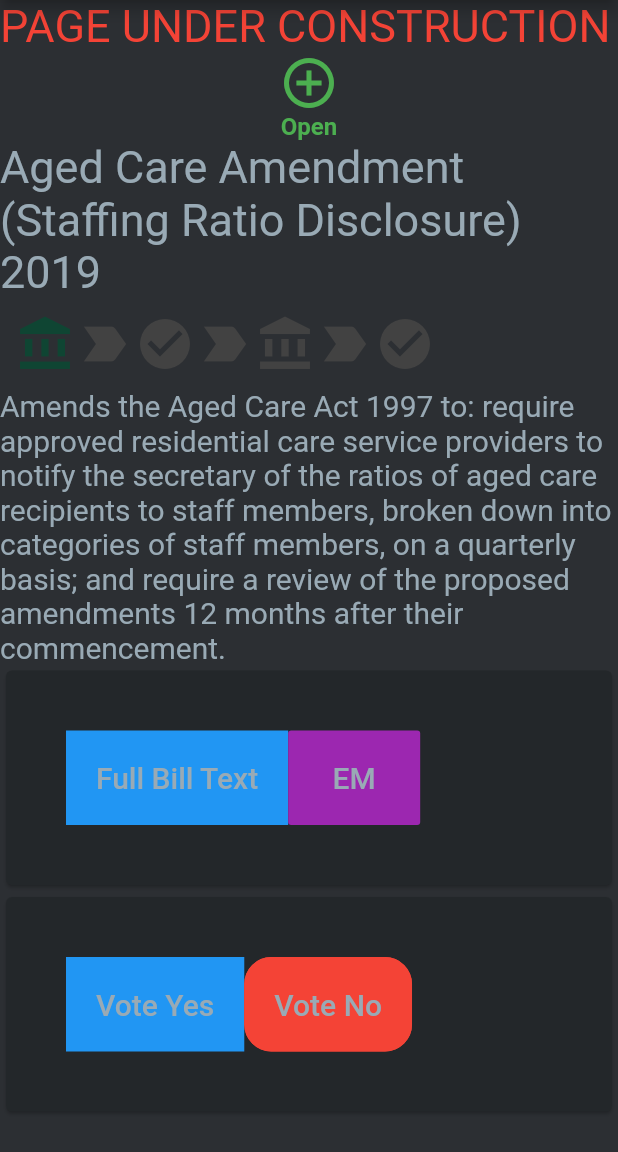
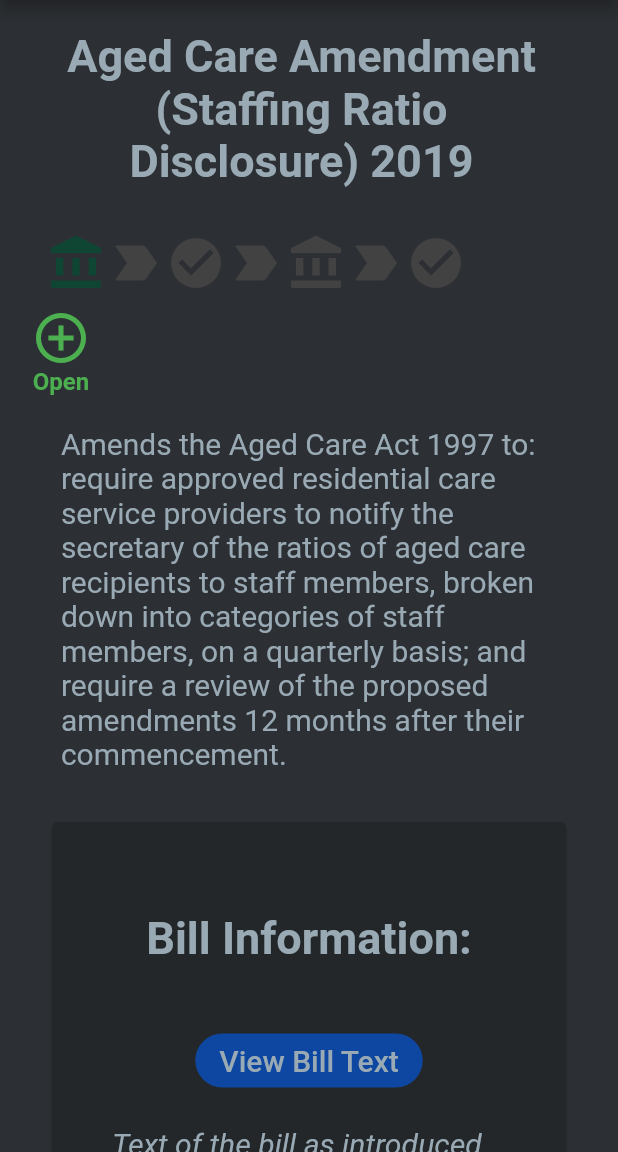
Before and after one commit to voteflux/digipol, a Flutter app: the screen it shows after launch, after a tap on "Voted", on a phone screen of 412 x 824 dp, the part 84-1236 px from its top. Run offline on Flutter 3.47's test engine with Material 2 defaults, Android fonts, the phone set to English and light mode, and no system bars; missing offline and left inert: pdf_viewer_plugin; network calls fail.

Commit message:
Format Bills page

```diff
--- a/lib/all_bills.dart
+++ b/lib/all_bills.dart
@@ -46,7 +46,6 @@ class BillWidget extends StatelessWidget {
           shape: RoundedRectangleBorder(borderRadius: BorderRadius.circular(15.0)),
           margin: EdgeInsets.symmetric(horizontal: 20, vertical: 20),
           elevation: 5.0,
-          shadowColor: Colors.black,
           color: appColors.card,
           child: InkWell(
               splashColor: Colors.blue.withAlpha(30),
@@ -115,7 +114,6 @@ class BillsMessageWidget extends StatelessWidget {
           shape: RoundedRectangleBorder(borderRadius: BorderRadius.circular(15.0)),
           margin: EdgeInsets.symmetric(horizontal: 0, vertical: 40),
           elevation: 5.0,
-          shadowColor: Colors.black,
           color: appColors.card,
           child: Container(
               padding: EdgeInsets.all(20),
--- a/lib/all_issues.dart
+++ b/lib/all_issues.dart
@@ -40,7 +40,6 @@ class BillWidget extends StatelessWidget {
             shape: RoundedRectangleBorder(borderRadius: BorderRadius.circular(15.0)),
             margin: EdgeInsets.symmetric(horizontal: 20, vertical: 20),
             elevation: 5.0,
-            shadowColor: Colors.black,
             color: appColors.background,
             child: InkWell(
                 splashColor: Colors.blue.withAlpha(30),
--- a/lib/bill.dart
+++ b/lib/bill.dart
@@ -15,113 +15,227 @@ class BillPage extends StatelessWidget {
 
   @override
   Widget build(BuildContext context) {
+    double c_width = MediaQuery.of(context).size.width*0.9;
+    if (c_width > 1200){
+      c_width = 1200;
+    }
     return Scaffold(
       backgroundColor: appColors.background,
       appBar: AppBar(
         backgroundColor: appColors.mainTheme,
         title: Text('Vote on Bill'),
       ),
-      body: Container(
-        child: Center(
+      body: Center(
+        child: Container(
+          width: c_width,
+
           child: ListView(
             children: <Widget>[
-              Text(
-                "PAGE UNDER CONSTRUCTION",
-                style: TextStyle(fontSize: 30, color: Colors.red),
+              Container(
+                  width: c_width*0.8,
+                  padding: EdgeInsets.fromLTRB(10,20,20,20),
+                  child: Wrap(
+                    children: <Widget>[
+                      Text(
+                        data["Short Title"],
+                        style: TextStyle(fontSize: 30, color: appColors.text, fontWeight: FontWeight.w700,),
+                        textAlign: TextAlign.center,
 
+                      ),
+                    ],
+                  )
               ),
-              VotingStatusWidget(billsMap: data, voted: false, size: 40),
+
+              Wrap(
+                children: <Widget>[
+                  HouseIconsWidget(billsMap: data, size: 40),
+                  VotingStatusWidget(billsMap: data, voted: false, size: 40),
+
+                ],
+              ),
+
+              Container(
+                width: 1200,
+                padding: EdgeInsets.all(20),
+                child: Text(
+                  data["Summary"],
+                  style: TextStyle(fontSize: 20, color: appColors.text),
+                ),
+              ),
+              BillInfoWidget(billText: data["text link pdf"], billEM: data["em link pdf"],),
+              VoteWidget(data: data,),
+
+            ],
+          ),
+        ),
+        ),
+    );
+  }
+}
 
 
-              Text(
-                data["Short Title"],
-                style: TextStyle(fontSize: 30, color: appColors.text),
+class BillInfoWidget extends StatelessWidget {
 
+  String billText;
+  String billEM;
+  BillInfoWidget({
+    Key key,
+    @required this.billText,
+    @required this.billEM,
+
+  }) : super(key: key);
+
+  @override
+  Widget build(BuildContext context) {
+    return Center(
+      child: Container(
+        width: 1200,
+        padding: EdgeInsets.all(10),
+        child: Card(
+          color: appColors.card,
+          child: Container(
+            margin: EdgeInsets.all(20),
+              padding: EdgeInsets.symmetric(vertical: 40,horizontal: 0),
+              child: Column(
+                children: <Widget>[
+                  Text(
+                "Bill Information:",
+                style: TextStyle(fontSize: 30, color: appColors.text,fontWeight: FontWeight.bold),
               ),
-              HouseIconsWidget(billsMap: data, size: 40),
-              Text(
-                data["Summary"],
-                style: TextStyle(fontSize: 20, color: appColors.text),
+
+                  Wrap(
+//                    mainAxisAlignment: MainAxisAlignment.spaceEvenly,
+
+                    children: <Widget>[
+                      Container(
+                        width: 500,
+                        padding: EdgeInsets.all(20),
+                        child: Column(
+                          children: <Widget>[
+
+
+                            Container(
+                              margin: EdgeInsets.all(20),
+                              child: FlatButton(
+                                shape:RoundedRectangleBorder(
+                                  borderRadius: new BorderRadius.circular(50.0),
+                                ),
+                                onPressed: (){
+                                  Navigator.of(context).pushNamed(
+                                    '/pdf',
+                                    arguments: this.billText,
+                                  );
+                                },
+                                color: Colors.blue[900],
+                                child: Text("View Bill Text",style: TextStyle(fontSize: 20, color: appColors.text)),
+                              ),
+                            ),
+                            Container(
+                              child: Text("Text of the bill as introduced into the Parliament", style: TextStyle(fontSize: 20,color: appColors.text, fontStyle: FontStyle.italic ),),
+                            ),
+                          ],
+                        ),
+                      ),
+                      Container(
+                        padding: EdgeInsets.all(20),
+                        width: 500,
+                        child: Column(
+                          children: <Widget>[
+                            Container(
+                              margin: EdgeInsets.all(20),
+                              child: FlatButton(
+                                shape:RoundedRectangleBorder(
+                                  borderRadius: new BorderRadius.circular(50.0),
+                                ),
+                                onPressed: (){
+                                  Navigator.of(context).pushNamed(
+                                    '/pdf',
+                                    arguments: this.billEM,
+                                  );
+                                },
+                                color: Colors.purple[900],
+                                child: Text("View Explanatory Memoranda",style: TextStyle(fontSize: 20, color: appColors.text)),
+                              ),
+                            ),
+                            Container(
+                              child: Text("Explanatory Memorandum: Accompanies and provides an explanation of the content of the introduced version (first reading) of the bill.", style: TextStyle(fontSize: 20,color: appColors.text, fontStyle: FontStyle.italic),),
+                            ),
+                          ],
+                        ),
+                      ),
+                    ],
+                  )
+                ],
               ),
-              Card(
-                color: appColors.card,
-                child: Container(
-                    padding: EdgeInsets.all(40),
+          ),
+        ),
+      ),
+    );
+  }
+}
+
+
+
+
+class VoteWidget extends StatelessWidget {
+  Map data;
+  VoteWidget({
+    Key key,
+    @required this.data,
+
+  }) : super(key: key);
+
+  @override
+  Widget build(BuildContext context) {
+    return Center(
+      child: Container(
+        width: 1200,
+        padding: EdgeInsets.all(10),
+        child: Card(
+            color: appColors.card,
+            child: Column(
+              children: <Widget>[
+                Container(
+                  padding: EdgeInsets.all(20),
+                  child: Text("How would you like to vote on bill:" ,style: TextStyle(fontSize: 16, color: appColors.text)),
+                ),
+                Container(
+                  padding: EdgeInsets.all(20),
+                  child: Text(this.data["Short Title"],style: TextStyle(fontSize: 20, color: appColors.text, fontWeight: FontWeight.bold)),
+                ),
+                Container(
+                    padding: EdgeInsets.symmetric(vertical: 40,horizontal: 0),
                     child: Row(
+                      mainAxisAlignment: MainAxisAlignment.spaceEvenly,
+
                       children: <Widget>[
 
                         FlatButton(
-                          shape: BeveledRectangleBorder(),
-                          onPressed: () {
-                            // Pushing a named route
-                            Navigator.of(context).pushNamed(
-                              '/pdf',
-                              arguments: data["text link pdf"],
-                            );
-                          },
-                          padding: EdgeInsets.all(20),
-                          color: Colors.blue,
-                          child: Text("Full Bill Text",style: TextStyle(fontSize: 20, color: appColors.text)),
-                        ),
-                        FlatButton(
-                          onPressed: (){
-                            Navigator.of(context).pushNamed(
-                              '/pdf',
-                              arguments: data["em link pdf"],
-                            );
-                          },
-                          padding: EdgeInsets.all(20),
-                          color: Colors.purple,
-                          child: Text("EM",style: TextStyle(fontSize: 20, color: appColors.text)),
-                        ),
-                      ],
-                    )
-                ),
-              ),
-              Card(
-                color: appColors.card,
-                child: Container(
-                  padding: EdgeInsets.all(40),
-                    child: Row(
-                      children: <Widget>[
-
-                        FlatButton(
-                          shape: BeveledRectangleBorder(),
+                          shape:RoundedRectangleBorder(
+                            borderRadius: new BorderRadius.circular(50.0),
+                          ),
                           onPressed: (){},
-                          padding: EdgeInsets.all(20),
-                          color: Colors.blue,
+                          padding: EdgeInsets.all(10),
+                          color: Colors.green[900],
                           child: Text("Vote Yes",style: TextStyle(fontSize: 20, color: appColors.text)),
                         ),
                         FlatButton(
                           shape:RoundedRectangleBorder(
-                              borderRadius: new BorderRadius.circular(18.0),
-                              side: BorderSide(color: Colors.red)
+                            borderRadius: new BorderRadius.circular(50.0),
                           ),
-                          onPressed: (){
-                            AlertDialog(
-                              title: Text("Vote"),
-                              content: Text("Are you sure you ant to vote?"),
-                              actions: <Widget>[
-                                FlatButton(child: Text("No"),),
-                                FlatButton(child: Text("Yes"),),
-                              ],
-                              elevation: 24.0,
-                            );
-                          },
-                          padding: EdgeInsets.all(20),
-                          color: Colors.red,
+                          onPressed: (){},
+                          padding: EdgeInsets.all(10),
+                          color: Colors.red[900],
                           child: Text("Vote No",style: TextStyle(fontSize: 20, color: appColors.text)),
                         ),
                       ],
                     )
                 ),
-              ),
-            ],
-          ),
+              ],
+            )
         ),
+      ),
 
-
-      ),
     );
   }
 }
```
Also changed, not shown: pubspec.lock.
